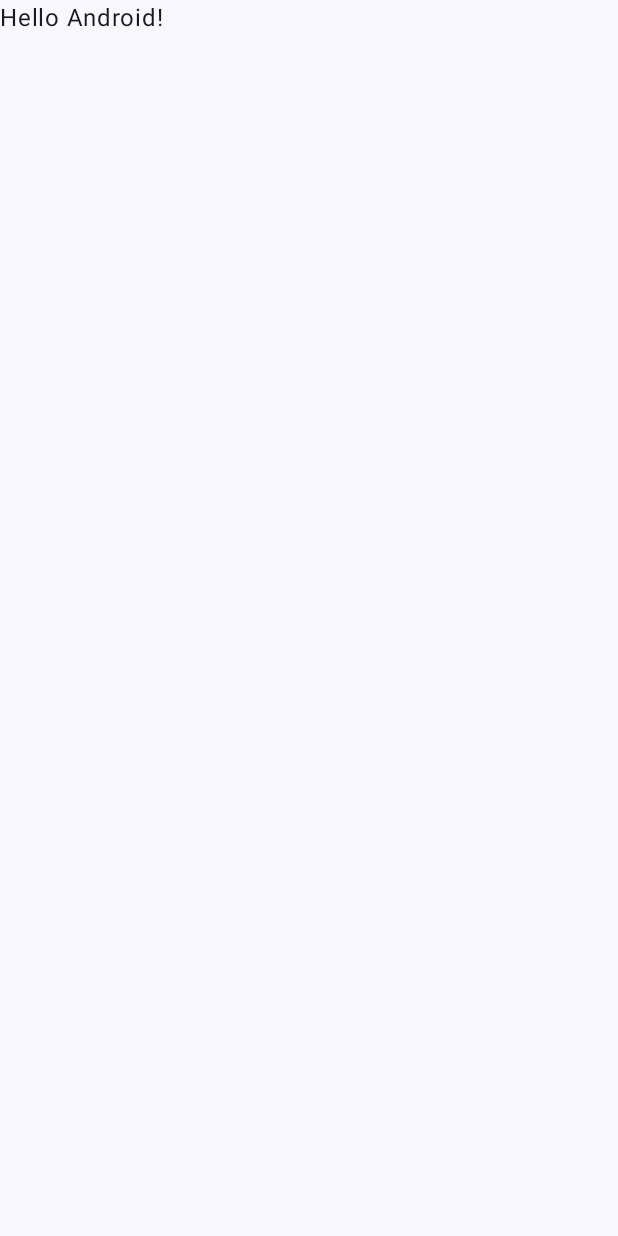
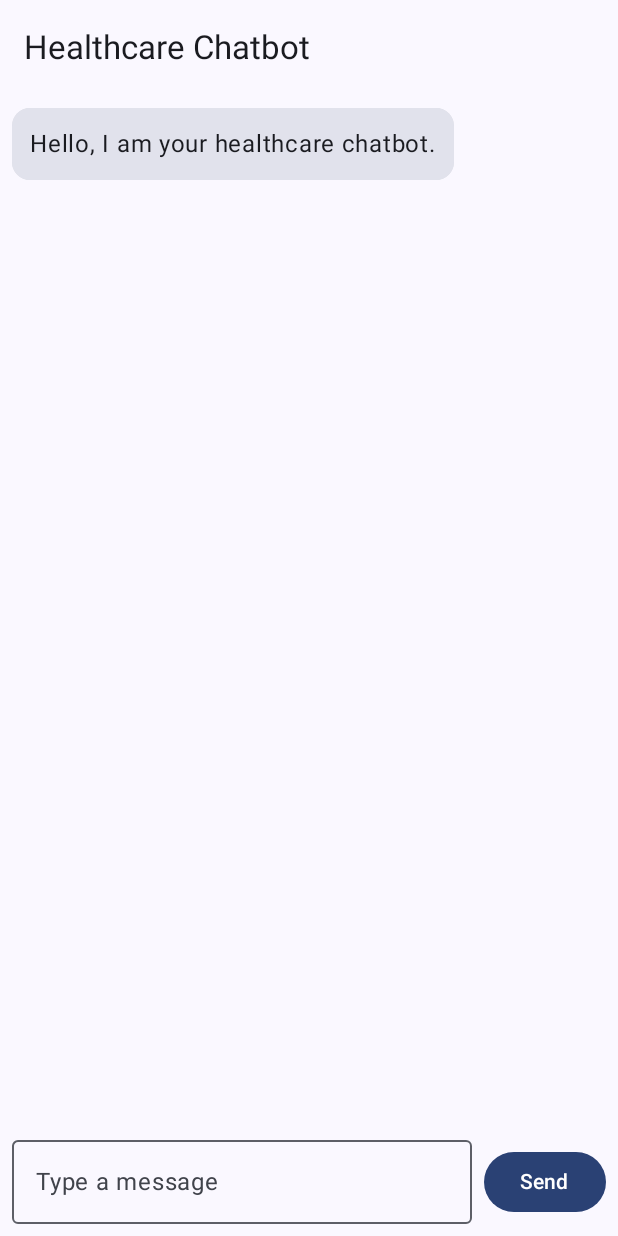
Before and after one commit to ixchel-ac/secure-mobile-rag-chatbot, an Android app built with Jetpack Compose: the screen it shows after launch (MainActivity), on a phone screen of 412 x 824 dp. Before the commit the screen is almost empty. Run offline under Robolectric (Android 15) with nearby library versions, the light colour scheme and no system bars.

Commit message:
chatbot screen and reply dummy

```diff
--- /dev/null
+++ b/android-app/app/src/main/java/com/example/baselinechatbot/ChatMessage.kt
@@ -0,0 +1,6 @@
+package com.example.baselinechatbot
+
+data class ChatMessage(
+    val text: String,
+    val isUser: Boolean
+)
--- /dev/null
+++ b/android-app/app/src/main/java/com/example/baselinechatbot/ChatScreen.kt
@@ -0,0 +1,113 @@
+package com.example.baselinechatbot
+
+import androidx.compose.foundation.background
+import androidx.compose.foundation.layout.Arrangement
+import androidx.compose.foundation.layout.Box
+import androidx.compose.foundation.layout.Column
+import androidx.compose.foundation.layout.Row
+import androidx.compose.foundation.layout.fillMaxSize
+import androidx.compose.foundation.layout.fillMaxWidth
+import androidx.compose.foundation.layout.padding
+import androidx.compose.foundation.layout.navigationBarsPadding
+import androidx.compose.foundation.lazy.LazyColumn
+import androidx.compose.foundation.lazy.items
+import androidx.compose.foundation.shape.RoundedCornerShape
+import androidx.compose.material3.Button
+import androidx.compose.material3.Card
+import androidx.compose.material3.MaterialTheme
+import androidx.compose.material3.OutlinedTextField
+import androidx.compose.material3.Scaffold
+import androidx.compose.material3.Text
+import androidx.compose.material3.TopAppBar
+import androidx.compose.material3.ExperimentalMaterial3Api
+import androidx.compose.runtime.*
+import androidx.compose.ui.Alignment
+import androidx.compose.ui.Modifier
+import androidx.compose.ui.unit.dp
+
+@OptIn(ExperimentalMaterial3Api::class)
+@Composable
+fun ChatScreen() {
+    var userInput by remember { mutableStateOf("") }
+
+    val messages = remember {
+        mutableStateListOf(
+            ChatMessage("Hello, I am your healthcare chatbot.", false)
+        )
+    }
+
+    Scaffold(
+        topBar = {
+            TopAppBar(
+                title = { Text("Healthcare Chatbot") }
+            )
+        }
+    ) { paddingValues ->
+
+        Column(
+            modifier = Modifier
+                .fillMaxSize()
+                .padding(paddingValues)
+                .navigationBarsPadding()
+        ) {
+            LazyColumn(
+                modifier = Modifier
+                    .weight(1f)
+                    .fillMaxWidth()
+                    .padding(8.dp),
+                verticalArrangement = Arrangement.spacedBy(8.dp)
+            ) {
+                items(messages) { message ->
+                    MessageBubble(message)
+                }
+            }
+
+            Row(
+                modifier = Modifier
+                    .fillMaxWidth()
+                    .padding(8.dp),
+                verticalAlignment = Alignment.CenterVertically
+            ) {
+                OutlinedTextField(
+                    value = userInput,
+                    onValueChange = { userInput = it },
+                    modifier = Modifier.weight(1f),
+                    placeholder = { Text("Type a message") }
+                )
+
+                Button(
+                    onClick = {
+                        if (userInput.isNotBlank()) {
+                            messages.add(ChatMessage(userInput, true))
+                            messages.add(ChatMessage("Test response from chatbot", false))
+                            userInput = ""
+                        }
+                    },
+                    modifier = Modifier.padding(start = 8.dp)
+                ) {
+                    Text("Send")
+                }
+            }
+        }
+    }
+}
+
+@Composable
+fun MessageBubble(message: ChatMessage) {
+    Row(
+        modifier = Modifier.fillMaxWidth(),
+        horizontalArrangement = if (message.isUser) Arrangement.End else Arrangement.Start
+    ) {
+        Card(
+            shape = RoundedCornerShape(12.dp)
+        ) {
+            Box(
+                modifier = Modifier
+                    .background(MaterialTheme.colorScheme.surfaceVariant)
+                    .padding(12.dp)
+            ) {
+                Text(text = message.text)
+            }
+        }
+    }
+}
--- a/android-app/app/src/main/java/com/example/baselinechatbot/MainActivity.kt
+++ b/android-app/app/src/main/java/com/example/baselinechatbot/MainActivity.kt
@@ -4,44 +4,22 @@ import android.os.Bundle
 import androidx.activity.ComponentActivity
 import androidx.activity.compose.setContent
 import androidx.activity.enableEdgeToEdge
-import androidx.compose.foundation.layout.fillMaxSize
-import androidx.compose.foundation.layout.padding
-import androidx.compose.material3.Scaffold
-import androidx.compose.material3.Text
-import androidx.compose.runtime.Composable
-import androidx.compose.ui.Modifier
-import androidx.compose.ui.tooling.preview.Preview
+import androidx.compose.material3.MaterialTheme
+import androidx.compose.material3.Surface
 import com.example.baselinechatbot.ui.theme.BaselineChatbotTheme
+
 
 class MainActivity : ComponentActivity() {
     override fun onCreate(savedInstanceState: Bundle?) {
         super.onCreate(savedInstanceState)
         enableEdgeToEdge()
+
         setContent {
             BaselineChatbotTheme {
-                Scaffold(modifier = Modifier.fillMaxSize()) { innerPadding ->
-                    Greeting(
-                        name = "Android",
-                        modifier = Modifier.padding(innerPadding)
-                    )
+                Surface(color = MaterialTheme.colorScheme.background) {
+                    ChatScreen()
                 }
             }
         }
     }
 }
-
-@Composable
-fun Greeting(name: String, modifier: Modifier = Modifier) {
-    Text(
-        text = "Hello $name!",
-        modifier = modifier
-    )
-}
-
-@Preview(showBackground = true)
-@Composable
-fun GreetingPreview() {
-    BaselineChatbotTheme {
-        Greeting("Android")
-    }
-}
```
